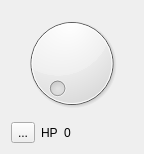
Qt form miner.ui (swordicusiscantankerous/difficultySim) before a commit.
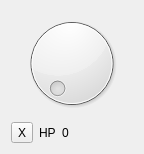
The same form after that commit. Icons and pictures are not drawn.

Patch:
```diff
--- a/miner.ui
+++ b/miner.ui
@@ -32,11 +32,7 @@
      <item>
       <widget class="QToolButton" name="toolButton">
        <property name="text">
-        <string>...</string>
-       </property>
-       <property name="icon">
-        <iconset theme="cross">
-         <normaloff>.</normaloff>.</iconset>
+        <string>X</string>
        </property>
       </widget>
      </item>
```
